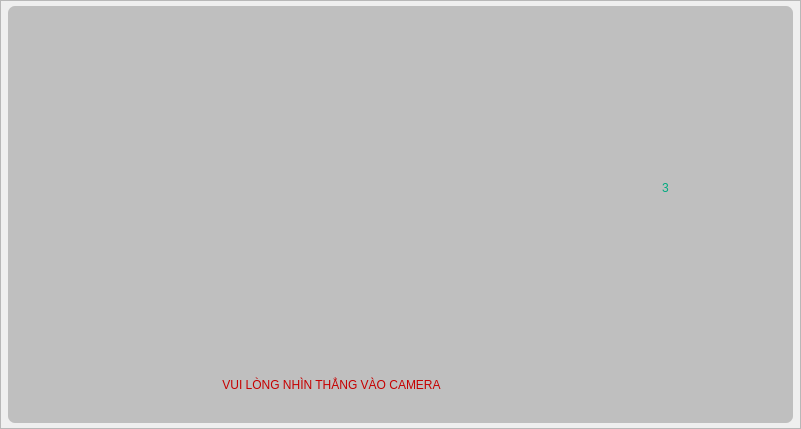
The window that DesignerUI/AddFace.ui (Lam-dev/EAI_Project) describes before a commit, drawn with Qt 5.
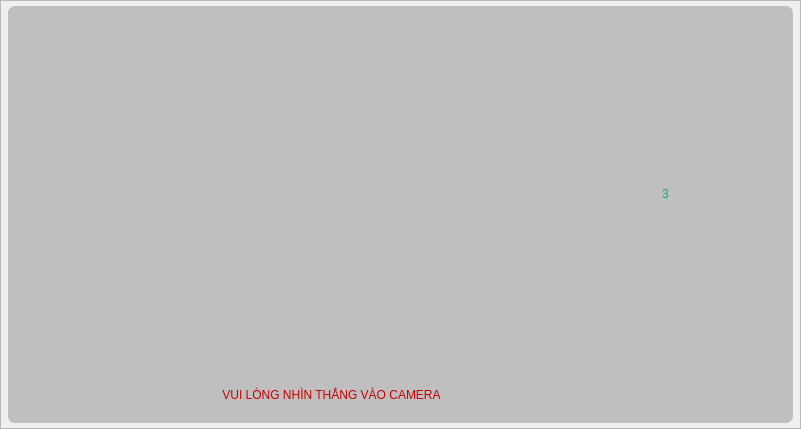
The same window after the commit.

Commit message: hien thi ten add FGPscreen, add faceScreen

```diff
--- a/DesignerUI/AddFace.ui
+++ b/DesignerUI/AddFace.ui
@@ -41,10 +41,10 @@
    <widget class="QLabel" name="label_forShowCamera">
     <property name="geometry">
      <rect>
-      <x>52</x>
-      <y>16</y>
-      <width>529</width>
-      <height>309</height>
+      <x>62</x>
+      <y>84</y>
+      <width>505</width>
+      <height>281</height>
      </rect>
     </property>
     <property name="text">
@@ -55,7 +55,7 @@
     <property name="geometry">
      <rect>
       <x>106</x>
-      <y>354</y>
+      <y>364</y>
       <width>435</width>
       <height>49</height>
      </rect>
@@ -75,7 +75,7 @@
     <property name="geometry">
      <rect>
       <x>654</x>
-      <y>120</y>
+      <y>126</y>
       <width>73</width>
       <height>123</height>
      </rect>
```
Left out of the diff: 20 changed lines with no effect on the pictures. The commit also changes 20 other files.
